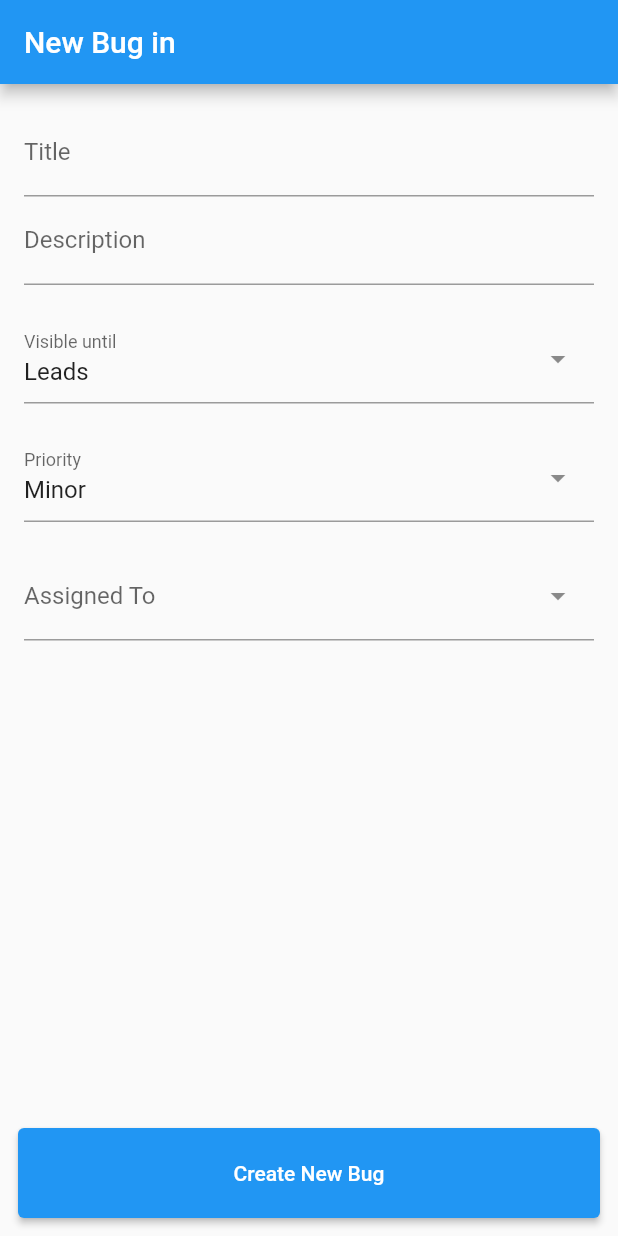
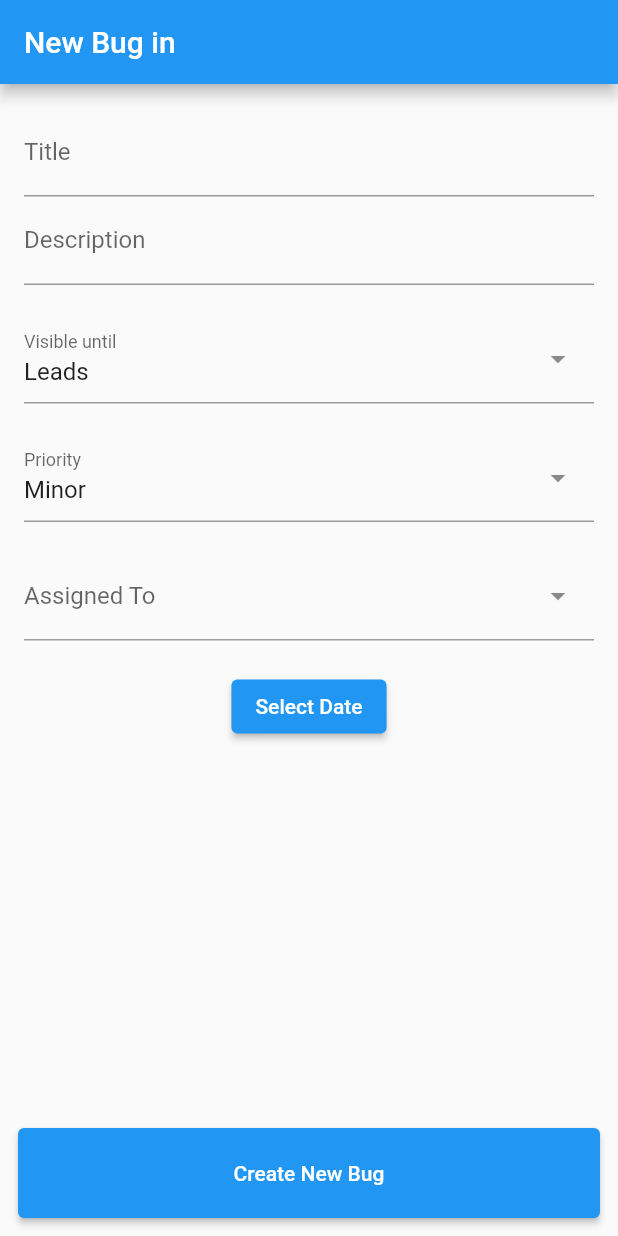
Before and after one commit to satyamurti/Bug-Tracker, a Flutter app: the NewBugPage screen opened directly with empty values, on a phone screen of 412 x 824 dp. Run offline on Flutter 3.47's test engine with Material 2 defaults, Android fonts, the phone set to English and light mode, and no system bars; drawn by our look-alikes of dropdown_search; our stand-ins replace cloud_firestore, firebase_auth, firebase_core, flutter_riverpod, google_sign_in; accounts and stored records are empty; statements that could not run were skipped.

Commit message:
[form]: create basic date picker button

```diff
--- /dev/null
+++ b/lib/components/date_picker_button.dart
@@ -0,0 +1,27 @@
+import 'package:flutter/material.dart';
+
+class DatePickerButton extends StatefulWidget {
+  const DatePickerButton({Key? key}) : super(key: key);
+
+  @override
+  _DatePickerButtonState createState() => _DatePickerButtonState();
+}
+
+class _DatePickerButtonState extends State<DatePickerButton> {
+  @override
+  build(context) => ElevatedButton(
+        onPressed: onPress,
+        child: const Text('Select Date'),
+      );
+
+  Future<void> onPress() async {
+    final curTime = DateTime.now();
+    final newTime = await showDatePicker(
+      context: context,
+      initialDate: curTime,
+      firstDate: curTime,
+      lastDate: curTime.add(const Duration(days: 300)),
+    );
+    print(newTime);
+  }
+}
--- a/lib/pages/home/new_bug_page.dart
+++ b/lib/pages/home/new_bug_page.dart
@@ -1,3 +1,4 @@
+import 'package:bug_tracker/components/date_picker_button.dart';
 import 'package:bug_tracker/models/auth/product.dart';
 import 'package:bug_tracker/models/auth/user_info.dart';
 import 'package:bug_tracker/models/bug_priority.dart';
@@ -63,7 +64,8 @@ class NewBugPage extends StatelessWidget {
               dropdownSearchDecoration:
                   const InputDecoration(label: Text('Assigned To')),
             ),
-            // TODO: deadline selection
+            const SizedBox(height: 20),
+            const DatePickerButton(),
           ],
         ),
       );
```
